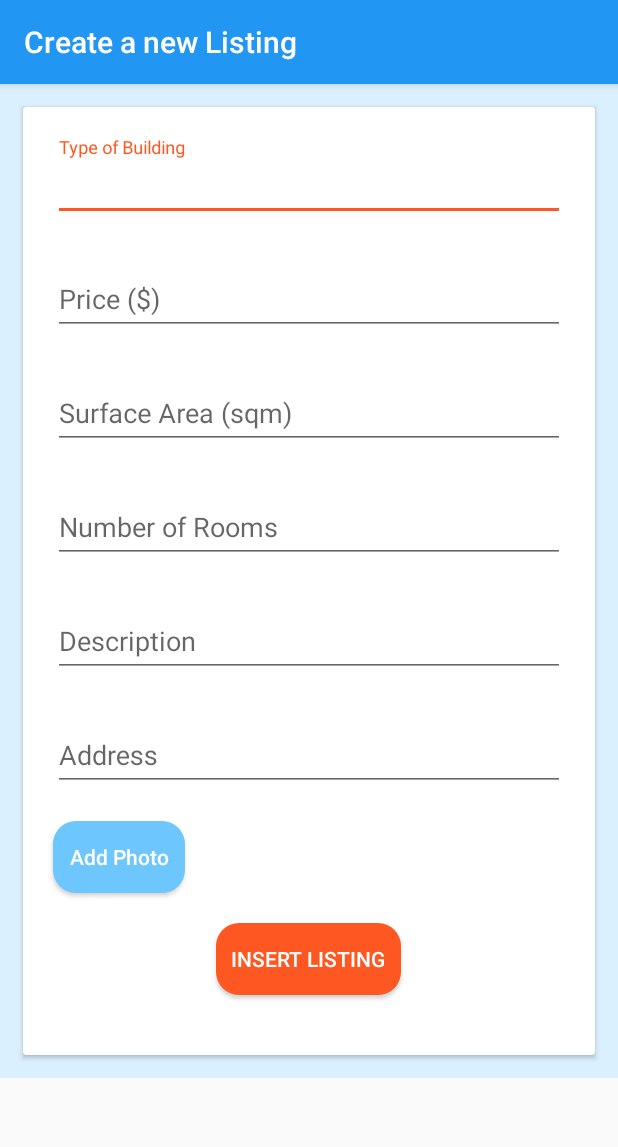
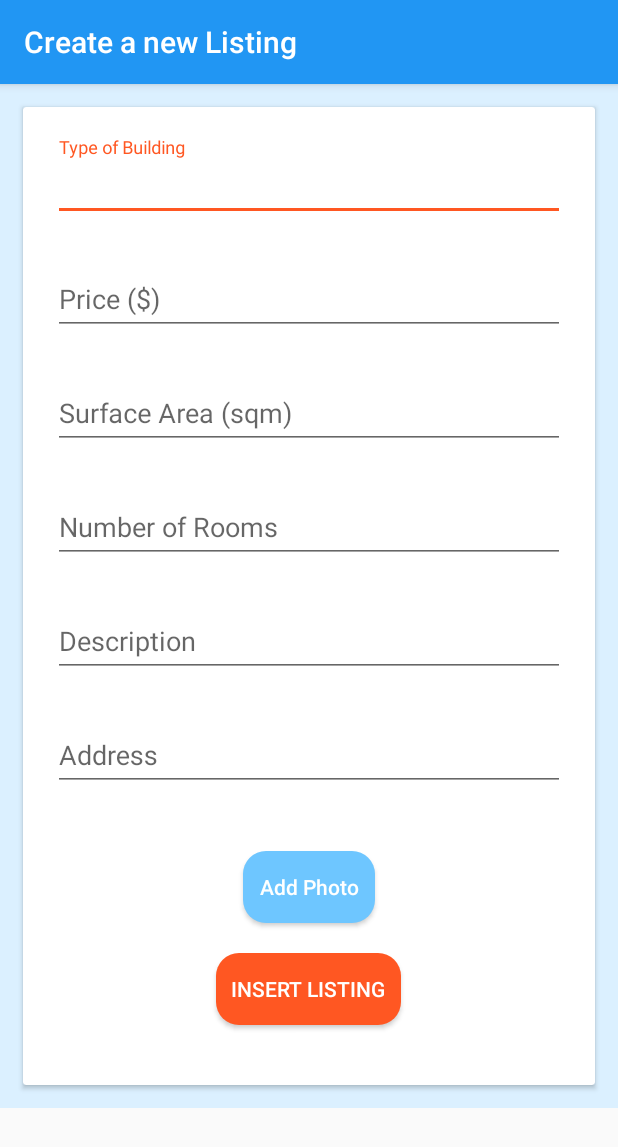
Before and after one commit to diegomfv/RealEstateManager, an Android app: the screen it shows after launch (CreateNewListingActivity), after a tap on "Sign In with Google", on a phone screen of 412 x 824 dp. Shown: the top 1147 px of the screen. Run offline under Robolectric (Android 15) with nearby library versions, the phone set to English and light mode, and no system bars; our stand-ins replace ButterKnife, Room's generated code, RxJava; libraries missing offline, so code that uses them is left out: android.arch.persistence, com.amitshekhar.

Commit message:
Creating CreateNewListingActivity

```diff
--- a/app/src/main/java/com/diegomfv/android/realestatemanager/ui/activities/CreateNewListingActivity.java
+++ b/app/src/main/java/com/diegomfv/android/realestatemanager/ui/activities/CreateNewListingActivity.java
@@ -3,9 +3,14 @@ package com.diegomfv.android.realestatemanager.ui.activities;
 import android.os.Bundle;
 import android.support.annotation.Nullable;
 import android.support.v7.app.AppCompatActivity;
+import android.support.v7.widget.RecyclerView;
 import android.util.Log;
+import android.widget.Button;
+import android.widget.TextView;
 
 import com.diegomfv.android.realestatemanager.R;
+
+import butterknife.BindView;
 
 /**
  * Created by Diego Fajardo on 18/08/2018.
@@ -15,6 +20,37 @@ import com.diegomfv.android.realestatemanager.R;
 public class CreateNewListingActivity extends AppCompatActivity {
 
     private static final String TAG = CreateNewListingActivity.class.getSimpleName();
+
+    /////////////////////////////////
+
+    @BindView(R.id.text_input_ac_text_view_type_of_bulding_id)
+    TextView tvTypeOfBuilding;
+
+    @BindView(R.id.text_input_ac_text_view_price_id)
+    TextView tvPrice;
+
+    @BindView(R.id.text_input_ac_text_view_surface_area_id)
+    TextView tvSurfaceArea;
+
+    @BindView(R.id.text_input_ac_text_view_number_of_rooms_id)
+    TextView tvNumberOfRooms;
+
+    @BindView(R.id.text_input_ac_text_view_description_id)
+    TextView tvDescription;
+
+    @BindView(R.id.text_input_layout_address_id)
+    TextView tvAddress;
+
+    @BindView(R.id.recyclerView_media_id)
+    RecyclerView recyclerView;
+
+    @BindView(R.id.button_add_photo_id)
+    Button buttonAddPhoto;
+
+    @BindView(R.id.button_insert_listing_id)
+    Button buttonInsertListing;
+
+    /////////////////////////////////
 
     @Override
     protected void onCreate(@Nullable Bundle savedInstanceState) {
@@ -29,8 +65,4 @@ public class CreateNewListingActivity extends AppCompatActivity {
 
     }
 
-
-
-
-
 }
--- a/app/src/main/res/layout/activity_create_new_listing.xml
+++ b/app/src/main/res/layout/activity_create_new_listing.xml
@@ -1,11 +1,9 @@
 <?xml version="1.0" encoding="utf-8"?>
-
 <ScrollView xmlns:android="http://schemas.android.com/apk/res/android"
     xmlns:tools="http://schemas.android.com/tools"
     android:layout_height="wrap_content"
     android:layout_width="match_parent"
     android:background="@color/colorPrimaryLighter"
-
     tools:context=".ui.activities.CreateNewListingActivity">
 
     <android.support.v7.widget.CardView
@@ -20,10 +18,7 @@
 
             <android.support.design.widget.TextInputLayout
                 android:id="@+id/text_input_layout_type_of_building_id"
-                style="@style/textInputLayoutStyle"
-                android:layout_marginStart="20dp"
-                android:layout_marginEnd="20dp"
-                android:layout_marginTop="20dp">
+                style="@style/textInputLayoutStyle">
 
                 <com.diegomfv.android.realestatemanager.utils.TextInputAutoCompleteTextView
                     android:id="@+id/text_input_ac_text_view_type_of_bulding_id"
@@ -36,10 +31,7 @@
 
             <android.support.design.widget.TextInputLayout
                 android:id="@+id/text_input_layout_price_id"
-                style="@style/textInputLayoutStyle"
-                android:layout_marginStart="20dp"
-                android:layout_marginEnd="20dp"
-                android:layout_marginTop="20dp">
+                style="@style/textInputLayoutStyle">
 
                 <com.diegomfv.android.realestatemanager.utils.TextInputAutoCompleteTextView
                     android:id="@+id/text_input_ac_text_view_price_id"
@@ -51,10 +43,7 @@
 
             <android.support.design.widget.TextInputLayout
                 android:id="@+id/text_input_layout_surface_area_id"
-                style="@style/textInputLayoutStyle"
-                android:layout_marginStart="20dp"
-                android:layout_marginEnd="20dp"
-                android:layout_marginTop="20dp">
+                style="@style/textInputLayoutStyle">
 
                 <com.diegomfv.android.realestatemanager.utils.TextInputAutoCompleteTextView
                     android:id="@+id/text_input_ac_text_view_surface_area_id"
@@ -66,10 +55,7 @@
 
             <android.support.design.widget.TextInputLayout
                 android:id="@+id/text_input_layout_number_of_rooms_id"
-                style="@style/textInputLayoutStyle"
-                android:layout_marginStart="20dp"
-                android:layout_marginEnd="20dp"
-                android:layout_marginTop="20dp">
+                style="@style/textInputLayoutStyle">
 
                 <com.diegomfv.android.realestatemanager.utils.TextInputAutoCompleteTextView
                     android:id="@+id/text_input_ac_text_view_number_of_rooms_id"
@@ -81,10 +67,7 @@
 
             <android.support.design.widget.TextInputLayout
                 android:id="@+id/text_input_layout_description_id"
-                style="@style/textInputLayoutStyle"
-                android:layout_marginStart="20dp"
-                android:layout_marginEnd="20dp"
-                android:layout_marginTop="20dp">
+                style="@style/textInputLayoutStyle">
 
                 <com.diegomfv.android.realestatemanager.utils.TextInputAutoCompleteTextView
                     android:id="@+id/text_input_ac_text_view_description_id"
@@ -96,10 +79,7 @@
 
             <android.support.design.widget.TextInputLayout
                 android:id="@+id/text_input_layout_address_id"
-                style="@style/textInputLayoutStyle"
-                android:layout_marginStart="20dp"
-                android:layout_marginEnd="20dp"
-                android:layout_marginTop="20dp">
+                style="@style/textInputLayoutStyle">
 
                 <com.diegomfv.android.realestatemanager.utils.TextInputAutoCompleteTextView
                     android:id="@+id/text_input_ac_text_view_address_id"
@@ -112,9 +92,9 @@
             <android.support.v7.widget.RecyclerView
                 android:id="@+id/recyclerView_media_id"
                 android:layout_width="match_parent"
-                android:layout_height="wrap_content">
+                android:layout_height="wrap_content"
+                android:layout_margin="20dp"/>
 
-            </android.support.v7.widget.RecyclerView>
 
             <Button
                 android:id="@+id/button_add_photo_id"
@@ -124,10 +104,10 @@
                 android:text="Add Photo"
                 android:layout_marginStart="20dp"
                 android:layout_marginEnd="20dp"
-                android:layout_marginTop="20dp"/>
+                android:layout_gravity="center_horizontal"/>
 
             <Button
-                android:id="@+id/button_add_listing_id"
+                android:id="@+id/button_insert_listing_id"
                 style="@style/buttonGeneralStyle"
                 android:layout_width="wrap_content"
                 android:layout_height="wrap_content"
--- a/app/src/main/res/values/styles.xml
+++ b/app/src/main/res/values/styles.xml
@@ -30,6 +30,9 @@
     <style name="textInputLayoutStyle">
         <item name="android:layout_width">match_parent</item>
         <item name="android:layout_height">wrap_content</item>
+        <item name="android:layout_marginStart">20dp</item>
+        <item name="android:layout_marginEnd">20dp</item>
+        <item name="android:layout_marginTop">20dp</item>
     </style>
 
     <style name="textInputEditTextStyle">
```
